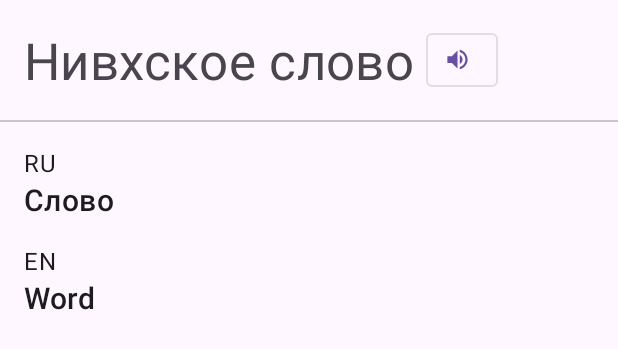
After one commit to ZebanNikolay/dictionary-android, an Android app: the layout bottom_sheet_word_details.xml on its own in the app's theme, with its tools: preview values and no code run, on a phone screen of 412 x 824 dp. The commit adds this screen. Shown: the top 349 px of the screen. Run offline under Robolectric (Android 15) with nearby library versions, the phone set to English and light mode, and no system bars.

Commit message:
Markup word details

```diff
--- a/app/src/main/java/com/ncbs/dictionary/presentation/MainFragment.kt
+++ b/app/src/main/java/com/ncbs/dictionary/presentation/MainFragment.kt
@@ -1,5 +1,6 @@
 package com.ncbs.dictionary.presentation
 
+import android.content.DialogInterface
 import android.os.Bundle
 import android.view.*
 import android.widget.PopupMenu
@@ -13,6 +14,7 @@ import com.ncbs.dictionary.domain.Language
 import kotlinx.coroutines.launch
 import androidx.recyclerview.widget.DividerItemDecoration
 import androidx.recyclerview.widget.LinearLayoutManager
+import com.google.android.material.bottomsheet.BottomSheetDialogFragment
 
 
 class MainFragment : Fragment() {
@@ -26,7 +28,17 @@ class MainFragment : Fragment() {
     private var _binding: MainFragmentBinding? = null
     private val binding get() = _binding!!
 
-    private val wordsAdapter: WordsAdapter = WordsAdapter()
+    private var currentBottomSheet: BottomSheetDialogFragment? = null
+
+    private val wordsAdapter: WordsAdapter = WordsAdapter { word ->
+        val activity = activity ?: return@WordsAdapter
+        WordDetailsBottomSheet().apply {
+            this.word = word
+            currentBottomSheet?.dismissAllowingStateLoss()
+            currentBottomSheet = this
+            show(activity.supportFragmentManager, WordDetailsBottomSheet::class.simpleName)
+        }
+    }
 
     override fun onCreateView(
         inflater: LayoutInflater, container: ViewGroup?,
--- /dev/null
+++ b/app/src/main/java/com/ncbs/dictionary/presentation/WordDetailsBottomSheet.kt
@@ -0,0 +1,30 @@
+package com.ncbs.dictionary.presentation
+
+import android.os.Bundle
+import android.view.LayoutInflater
+import android.view.View
+import android.view.ViewGroup
+import com.google.android.material.bottomsheet.BottomSheetDialogFragment
+import com.ncbs.dictionary.databinding.BottomSheetWordDetailsBinding
+import com.ncbs.dictionary.domain.Language
+import com.ncbs.dictionary.domain.Word
+
+class WordDetailsBottomSheet : BottomSheetDialogFragment() {
+
+    private var _binding: BottomSheetWordDetailsBinding? = null
+    private val binding get() = _binding!!
+
+    var word: Word? = null
+
+    override fun onCreateView(
+        inflater: LayoutInflater,
+        container: ViewGroup?,
+        savedInstanceState: Bundle?
+    ): View {
+        _binding = BottomSheetWordDetailsBinding.inflate(inflater, container, false)
+        binding.nvWord.text = word?.getTranslate(Language.NIVKH.code)
+        binding.ruWord.text = word?.getTranslate(Language.RUSSIAN.code)
+        binding.enWord.text = word?.getTranslate(Language.ENGLISH.code)
+        return binding.root
+    }
+}
--- a/app/src/main/java/com/ncbs/dictionary/presentation/WordsAdapter.kt
+++ b/app/src/main/java/com/ncbs/dictionary/presentation/WordsAdapter.kt
@@ -7,7 +7,7 @@ import com.ncbs.dictionary.databinding.ListItemWordBinding
 import com.ncbs.dictionary.domain.Language
 import com.ncbs.dictionary.domain.Word
 
-class WordsAdapter : RecyclerView.Adapter<WordViewHolder>() {
+class WordsAdapter(private val onWordClicked: (Word) -> Unit) : RecyclerView.Adapter<WordsAdapter.WordViewHolder>() {
 
     private var list: List<Word> = emptyList()
     private var currentLanguage: Language = Language.NIVKH
@@ -31,11 +31,14 @@ class WordsAdapter : RecyclerView.Adapter<WordViewHolder>() {
         this.currentLanguage = currentLanguage
         notifyDataSetChanged()
     }
-}
 
-class WordViewHolder(private val viewBinding: ListItemWordBinding) : RecyclerView.ViewHolder(viewBinding.title) {
+    inner class WordViewHolder(private val viewBinding: ListItemWordBinding) : RecyclerView.ViewHolder(viewBinding.title) {
 
-    fun bind(word: Word, currentLanguage: Language) {
-        viewBinding.title.text = word.getTranslate(currentLanguage.code)
+        fun bind(word: Word, currentLanguage: Language) {
+            viewBinding.title.text = word.getTranslate(currentLanguage.code)
+            viewBinding.root.setOnClickListener {
+                onWordClicked(word)
+            }
+        }
     }
 }
--- /dev/null
+++ b/app/src/main/res/drawable/ic_volume_up_24.xml
@@ -0,0 +1,10 @@
+<vector xmlns:android="http://schemas.android.com/apk/res/android"
+    android:width="24dp"
+    android:height="24dp"
+    android:viewportWidth="24"
+    android:viewportHeight="24"
+    android:tint="?attr/colorControlNormal">
+  <path
+      android:fillColor="@android:color/white"
+      android:pathData="M3,9v6h4l5,5L12,4L7,9L3,9zM16.5,12c0,-1.77 -1.02,-3.29 -2.5,-4.03v8.05c1.48,-0.73 2.5,-2.25 2.5,-4.02zM14,3.23v2.06c2.89,0.86 5,3.54 5,6.71s-2.11,5.85 -5,6.71v2.06c4.01,-0.91 7,-4.49 7,-8.77s-2.99,-7.86 -7,-8.77z"/>
+</vector>
--- /dev/null
+++ b/app/src/main/res/layout/bottom_sheet_word_details.xml
@@ -0,0 +1,72 @@
+<?xml version="1.0" encoding="utf-8"?>
+<androidx.appcompat.widget.LinearLayoutCompat xmlns:android="http://schemas.android.com/apk/res/android"
+    xmlns:app="http://schemas.android.com/apk/res-auto"
+    xmlns:tools="http://schemas.android.com/tools"
+    android:layout_width="match_parent"
+    android:layout_height="match_parent"
+    android:orientation="vertical">
+
+    <androidx.appcompat.widget.LinearLayoutCompat
+        android:layout_width="match_parent"
+        android:layout_height="wrap_content"
+        android:gravity="center_vertical"
+        android:orientation="horizontal"
+        android:padding="16dp">
+
+        <com.google.android.material.textview.MaterialTextView
+            android:id="@+id/nvWord"
+            android:layout_width="wrap_content"
+            android:layout_height="wrap_content"
+            android:textAppearance="?textAppearanceHeadline4"
+            tools:text="Нивхское слово" />
+
+        <com.google.android.material.button.MaterialButton
+            style="@style/Widget.MaterialComponents.Button.OutlinedButton.Icon"
+            android:layout_width="48dp"
+            android:layout_height="48dp"
+            android:layout_marginStart="8dp"
+            android:drawableStart="@drawable/ic_volume_up_24"
+            app:icon="@drawable/ic_volume_up_24" />
+    </androidx.appcompat.widget.LinearLayoutCompat>
+
+    <com.google.android.material.divider.MaterialDivider
+        style="@style/Widget.Material3.MaterialDivider"
+        android:layout_width="match_parent"
+        android:layout_height="wrap_content" />
+
+    <com.google.android.material.textview.MaterialTextView
+        android:id="@+id/ruLabel"
+        android:layout_width="wrap_content"
+        android:layout_height="wrap_content"
+        android:textAppearance="?textAppearanceBody1"
+        android:text="@string/ru_label"
+        android:layout_marginTop="16dp"
+        android:layout_marginStart="16dp"/>
+
+    <com.google.android.material.textview.MaterialTextView
+        android:id="@+id/ruWord"
+        android:layout_width="wrap_content"
+        android:layout_height="wrap_content"
+        android:textAppearance="?textAppearanceHeadline6"
+        tools:text="Слово"
+        android:layout_marginStart="16dp"/>
+
+    <com.google.android.material.textview.MaterialTextView
+        android:id="@+id/enLabel"
+        android:layout_width="wrap_content"
+        android:layout_height="wrap_content"
+        android:textAppearance="?textAppearanceBody1"
+        android:text="@string/en_label"
+        android:layout_marginTop="16dp"
+        android:layout_marginStart="16dp"/>
+
+    <com.google.android.material.textview.MaterialTextView
+        android:id="@+id/enWord"
+        android:layout_width="wrap_content"
+        android:layout_height="wrap_content"
+        android:textAppearance="?textAppearanceHeadline6"
+        tools:text="Word"
+        android:layout_marginStart="16dp"
+        android:layout_marginBottom="16dp"/>
+
+</androidx.appcompat.widget.LinearLayoutCompat>
--- a/app/src/main/res/values/strings.xml
+++ b/app/src/main/res/values/strings.xml
@@ -6,4 +6,6 @@
     <string name="language_ru">Русский</string>
     <string name="language_en">Английский</string>
     <string name="search_hint">Поиск</string>
+    <string name="ru_label">RU</string>
+    <string name="en_label">EN</string>
 </resources>
```
